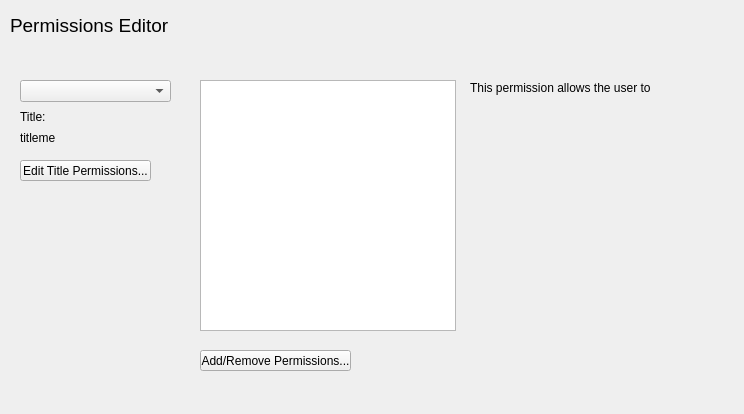
The window that LAWRENTIAN/LuD/permissionswidget.ui (pyridine/LAWRENTIAN) describes before a commit, drawn with Qt 5.
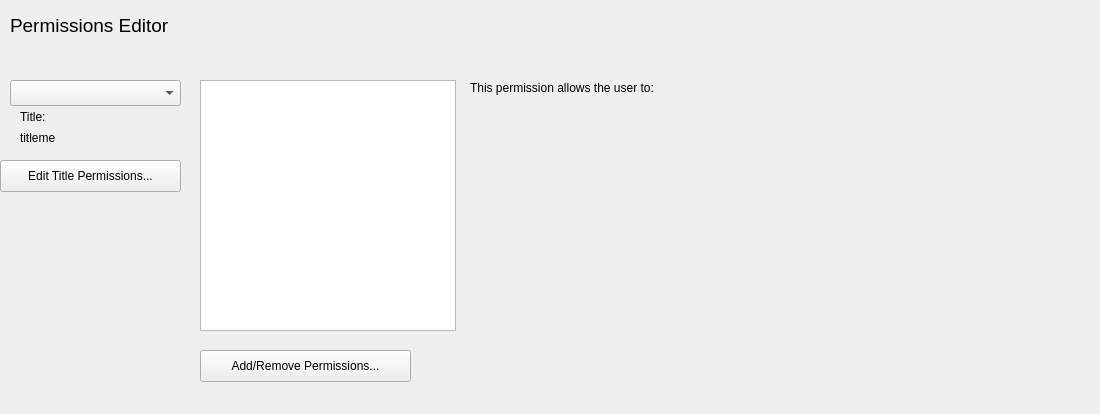
The same window after the commit.

```diff
--- a/LAWRENTIAN/LuD/permissionswidget.ui
+++ b/LAWRENTIAN/LuD/permissionswidget.ui
@@ -6,7 +6,7 @@
    <rect>
     <x>0</x>
     <y>0</y>
-    <width>744</width>
+    <width>1100</width>
     <height>414</height>
    </rect>
   </property>
@@ -31,7 +31,7 @@
     <rect>
      <x>470</x>
      <y>100</y>
-     <width>251</width>
+     <width>391</width>
      <height>171</height>
     </rect>
    </property>
@@ -63,8 +63,8 @@
     <rect>
      <x>200</x>
      <y>350</y>
-     <width>151</width>
-     <height>21</height>
+     <width>211</width>
+     <height>32</height>
     </rect>
    </property>
    <property name="text">
@@ -74,10 +74,10 @@
   <widget class="QPushButton" name="editTitleButton">
    <property name="geometry">
     <rect>
-     <x>20</x>
+     <x>0</x>
      <y>160</y>
-     <width>131</width>
-     <height>21</height>
+     <width>181</width>
+     <height>32</height>
     </rect>
    </property>
    <property name="text">
@@ -113,10 +113,10 @@
   <widget class="QComboBox" name="employeeCombobox">
    <property name="geometry">
     <rect>
-     <x>20</x>
+     <x>10</x>
      <y>80</y>
-     <width>151</width>
-     <height>22</height>
+     <width>171</width>
+     <height>26</height>
     </rect>
    </property>
   </widget>
@@ -125,7 +125,7 @@
     <rect>
      <x>470</x>
      <y>80</y>
-     <width>181</width>
+     <width>311</width>
      <height>16</height>
     </rect>
    </property>
```
